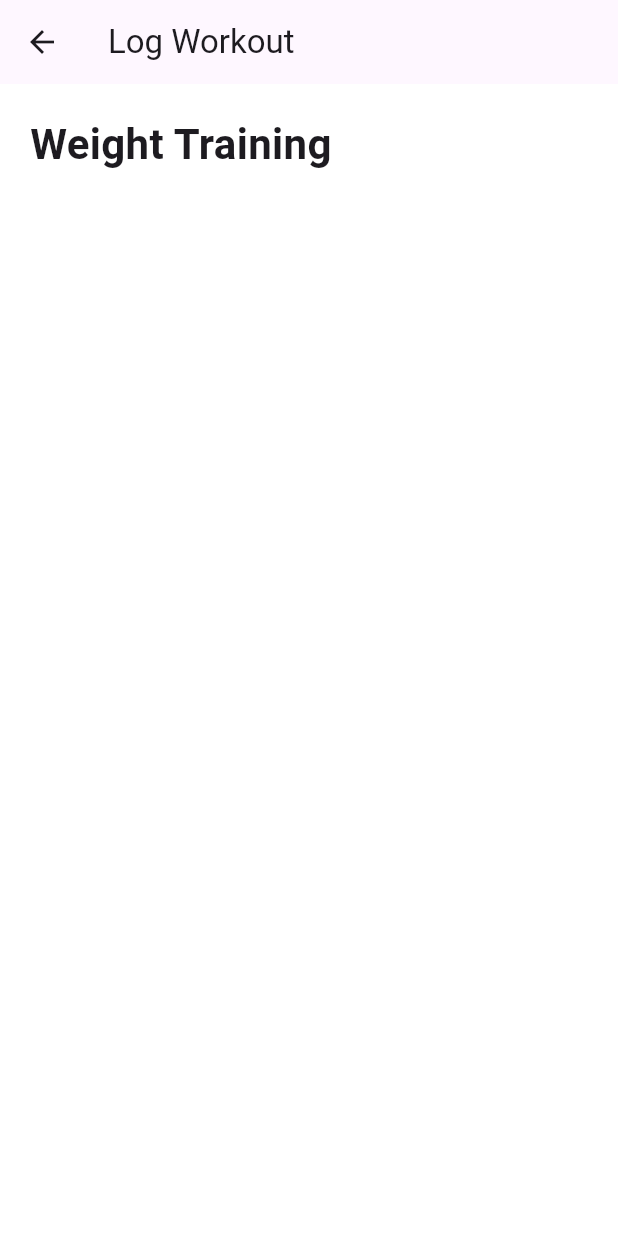
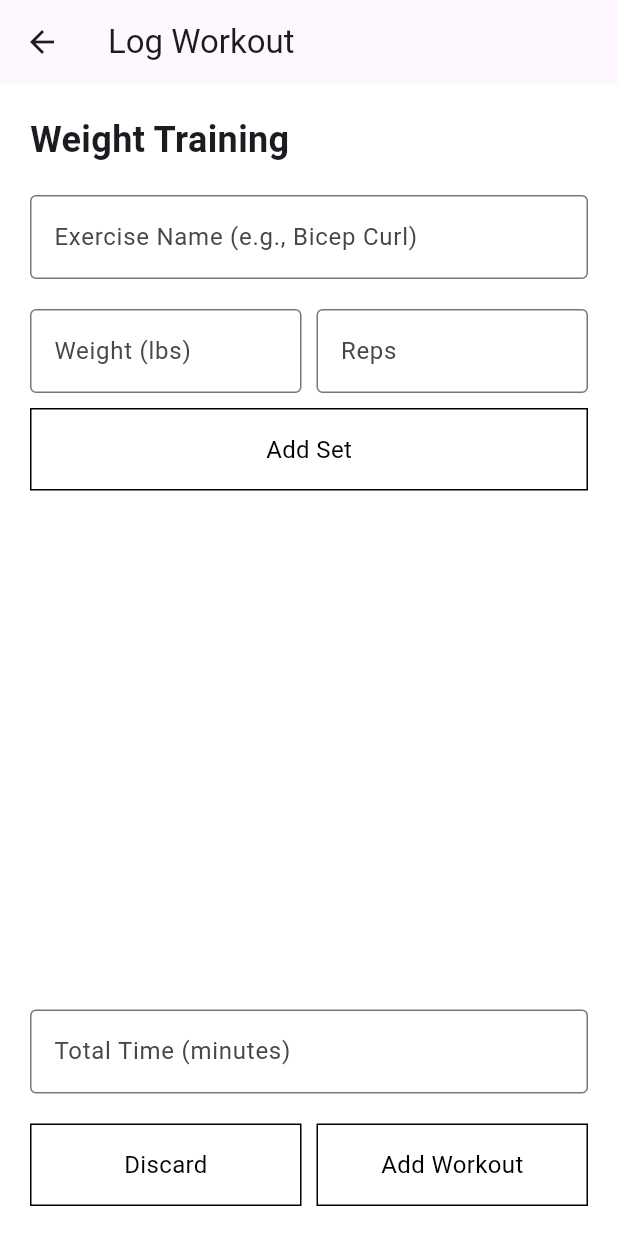
Before and after one commit to vk1hub/Fitness-Tracker, a Flutter app: the AddWorkoutScreen screen opened directly, on a phone screen of 412 x 824 dp. Run offline on Flutter 3.47's test engine with Material 3 defaults, Android fonts, the light colour scheme and no system bars.

Commit message:
Created UI for add workout

```diff
--- a/lib/add_workout_screen.dart
+++ b/lib/add_workout_screen.dart
@@ -6,8 +6,13 @@ class AddWorkoutScreen extends StatefulWidget {
 }
 
 class AddWorkoutScreenState extends State<AddWorkoutScreen> {
+  // Controllers for text input fields
+  TextEditingController exerciseNameController = TextEditingController();
+  TextEditingController weightController = TextEditingController();
+  TextEditingController repsController = TextEditingController();
+  TextEditingController timeController = TextEditingController();
+
   @override
-
   Widget build(BuildContext context) {
     return Scaffold(
       appBar: AppBar(
@@ -18,13 +23,134 @@ class AddWorkoutScreenState extends State<AddWorkoutScreen> {
         child: Column(
           crossAxisAlignment: CrossAxisAlignment.start,
           children: [
-            Text('Weight Training', style: TextStyle(fontSize:28, fontWeight: FontWeight.bold)),
-            SizedBox(height: 30),
-          ]
+            Text(
+              'Weight Training',
+              style: TextStyle(fontSize: 24, fontWeight: FontWeight.bold),
+            ),
+            SizedBox(height: 20),
 
-        )
-      )
+            // Exercise Name field
+            TextField(
+              controller: exerciseNameController,
+              decoration: InputDecoration(
+                labelText: 'Exercise Name (e.g., Bicep Curl)',
+                border: OutlineInputBorder(),
+              ),
+            ),
+            SizedBox(height: 20),
+
+            // Weight and Reps fields
+            Row(
+              children: [
+                // Weight field
+                Expanded(
+                  child: TextField(
+                    controller: weightController,
+                    keyboardType: TextInputType.number,
+                    decoration: InputDecoration(
+                      labelText: 'Weight (lbs)',
+                      border: OutlineInputBorder(),
+                    ),
+                  ),
+                ),
+                SizedBox(width: 10),
+                // Reps field
+                Expanded(
+                  child: TextField(
+                    controller: repsController,
+                    keyboardType: TextInputType.number,
+                    decoration: InputDecoration(
+                      labelText: 'Reps',
+                      border: OutlineInputBorder(),
+                    ),
+                  ),
+                ),
+              ],
+            ),
+            SizedBox(height: 10),
+
+            // Add Set button
+            GestureDetector(
+              onTap: () {
+                //
+              },
+              child: Container(
+                width: double.infinity,
+                padding: EdgeInsets.symmetric(vertical: 15),
+                decoration: BoxDecoration(
+                  border: Border.all(color: Colors.black),
+                ),
+                child: Center(
+                  child: Text(
+                    'Add Set',
+                    style: TextStyle(fontSize: 16, color: Colors.black),
+                  ),
+                ),
+              ),
+            ),
+
+            Spacer(),
+
+            // Time field
+            TextField(
+              controller: timeController,
+              keyboardType: TextInputType.number,
+              decoration: InputDecoration(
+                labelText: 'Total Time (minutes)',
+                border: OutlineInputBorder(),
+              ),
+            ),
+            SizedBox(height: 20),
+
+            // Action buttons
+            Row(
+              children: [
+                // Discard button
+                Expanded(
+                  child: GestureDetector(
+                    onTap: () {
+                      Navigator.pop(context);
+                    },
+                    child: Container(
+                      padding: EdgeInsets.symmetric(vertical: 15),
+                      decoration: BoxDecoration(
+                        border: Border.all(color: Colors.black),
+                      ),
+                      child: Center(
+                        child: Text(
+                          'Discard',
+                          style: TextStyle(fontSize: 16, color: Colors.black),
+                        ),
+                      ),
+                    ),
+                  ),
+                ),
+                SizedBox(width: 10),
+                // Add Workout button
+                Expanded(
+                  child: GestureDetector(
+                    onTap: () {
+                      //
+                    },
+                    child: Container(
+                      padding: EdgeInsets.symmetric(vertical: 15),
+                      decoration: BoxDecoration(
+                        border: Border.all(color: Colors.black),
+                      ),
+                      child: Center(
+                        child: Text(
+                          'Add Workout',
+                          style: TextStyle(fontSize: 16, color: Colors.black),
+                        ),
+                      ),
+                    ),
+                  ),
+                ),
+              ],
+            ),
+          ],
+        ),
+      ),
     );
   }
-
 }
```
